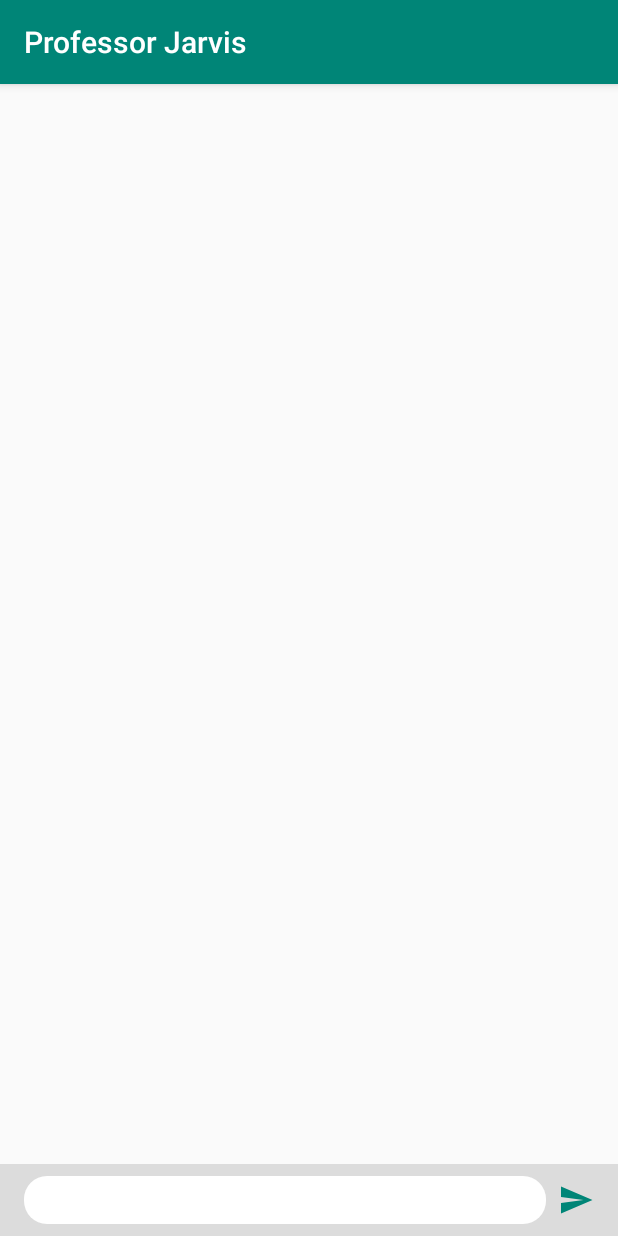
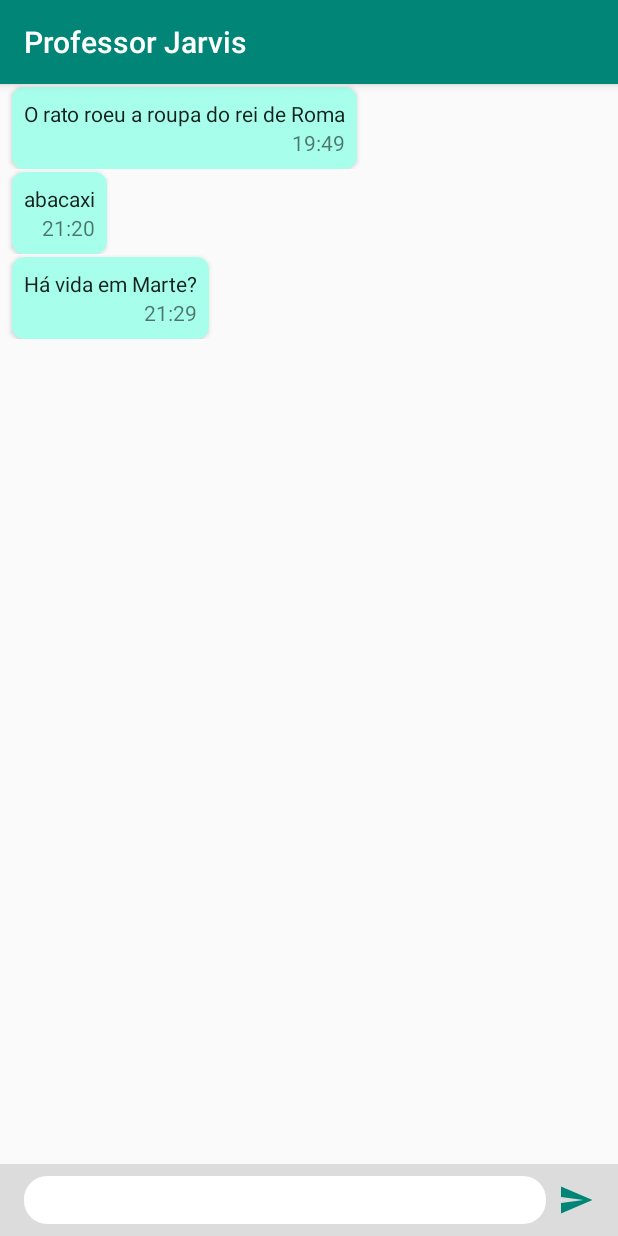
Before and after one commit to InfnApps/ProfJarvis, an Android app: the screen it shows after launch (MainActivity), on a phone screen of 412 x 824 dp. Run offline under Robolectric (Android 15) with nearby library versions, the phone set to English and light mode, and no system bars.

```diff
--- a/app/src/main/java/br/edu/infnet/professorjarvis/chat/ChatFragment.kt
+++ b/app/src/main/java/br/edu/infnet/professorjarvis/chat/ChatFragment.kt
@@ -6,8 +6,11 @@ import androidx.fragment.app.Fragment
 import android.view.LayoutInflater
 import android.view.View
 import android.view.ViewGroup
+import androidx.recyclerview.widget.LinearLayoutManager
 
 import br.edu.infnet.professorjarvis.R
+import br.edu.infnet.professorjarvis.chat.model.ChatMessage
+import kotlinx.android.synthetic.main.fragment_chat.*
 
 // TODO: Rename parameter arguments, choose names that match
 // the fragment initialization parameters, e.g. ARG_ITEM_NUMBER
@@ -28,5 +31,20 @@ class ChatFragment : Fragment() {
         return inflater.inflate(R.layout.fragment_chat, container, false)
     }
 
+    override fun onViewCreated(view: View, savedInstanceState: Bundle?) {
+        super.onViewCreated(view, savedInstanceState)
+        setUpRecyclerView()
+    }
+
+    private fun setUpRecyclerView(){
+        val mockMessages = mutableListOf<ChatMessage>(
+            ChatMessage("O rato roeu a roupa do rei de Roma", "19:49"),
+            ChatMessage("abacaxi", "21:20", true),
+            ChatMessage("Há vida em Marte?", "21:29")
+        )
+        chat_list.adapter = MessageAdapter(mockMessages)
+        chat_list.layoutManager = LinearLayoutManager(context)
+    }
+
 
 }
--- /dev/null
+++ b/app/src/main/java/br/edu/infnet/professorjarvis/chat/MessageAdapter.kt
@@ -0,0 +1,43 @@
+package br.edu.infnet.professorjarvis.chat
+
+import android.view.LayoutInflater
+import android.view.View
+import android.view.ViewGroup
+import android.widget.TextView
+import androidx.cardview.widget.CardView
+import androidx.recyclerview.widget.RecyclerView
+import br.edu.infnet.professorjarvis.R
+import br.edu.infnet.professorjarvis.chat.model.ChatMessage
+import kotlinx.android.synthetic.main.message_card.view.*
+
+class MessageAdapter(val items:MutableList<ChatMessage> = mutableListOf())
+    : RecyclerView.Adapter<RecyclerView.ViewHolder>() {
+
+
+
+    override fun getItemCount() = items.size
+
+    override fun onCreateViewHolder(parent: ViewGroup, viewType: Int): RecyclerView.ViewHolder {
+        val itemView = LayoutInflater
+                            .from(parent.context)
+                            .inflate(R.layout.message_card, parent, false)
+        return MessageViewHolder(itemView)
+    }
+
+    override fun onBindViewHolder(holder: RecyclerView.ViewHolder, position: Int) {
+        val message = items[position]
+        if (holder is MessageViewHolder){
+            holder.bodyTextView.text = message.text
+            holder.momentTextView.text = message.moment
+            if (message.fromUser){
+                //holder.card.layoutParams.
+            }
+        }
+    }
+
+    class MessageViewHolder(itemView: View): RecyclerView.ViewHolder(itemView){
+        val bodyTextView: TextView = itemView.findViewById(R.id.message_textview)
+        val momentTextView: TextView = itemView.findViewById(R.id.moment_textview)
+        val card: CardView = itemView.findViewById(R.id.root_card)
+    }
+}
--- /dev/null
+++ b/app/src/main/java/br/edu/infnet/professorjarvis/chat/model/ChatMessage.kt
@@ -0,0 +1,5 @@
+package br.edu.infnet.professorjarvis.chat.model
+
+class ChatMessage(val text: String,
+                  val moment: String,
+                  val fromUser: Boolean = false)
--- a/app/src/main/res/layout/message_card.xml
+++ b/app/src/main/res/layout/message_card.xml
@@ -1,9 +1,16 @@
 <?xml version="1.0" encoding="utf-8"?>
-<androidx.cardview.widget.CardView xmlns:android="http://schemas.android.com/apk/res/android"
+<FrameLayout
+android:layout_width="match_parent"
+android:layout_height="wrap_content"
+xmlns:android="http://schemas.android.com/apk/res/android"
 xmlns:app="http://schemas.android.com/apk/res-auto"
-                                   xmlns:tools="http://schemas.android.com/tools" android:layout_width="wrap_content"
+xmlns:tools="http://schemas.android.com/tools">
+    <androidx.cardview.widget.CardView android:layout_width="wrap_content"
                                        android:layout_height="wrap_content" app:cardCornerRadius="8dp"
-                                   app:cardBackgroundColor="#A7FFEB" android:background="#A7FFEB">
+                                       app:cardBackgroundColor="#A7FFEB" android:background="#A7FFEB"
+                                       android:layout_marginTop="2dp"
+                                       android:layout_marginLeft="8dp"
+                                       android:layout_marginRight="8dp" android:id="@+id/root_card">
 
         <androidx.constraintlayout.widget.ConstraintLayout
                 android:layout_width="match_parent"
@@ -24,9 +31,13 @@
                     android:layout_width="wrap_content"
                     android:layout_height="wrap_content"
                     android:id="@+id/moment_textview"
-                app:layout_constraintTop_toBottomOf="@+id/message_textview" app:layout_constraintEnd_toEndOf="parent"
+                    app:layout_constraintTop_toBottomOf="@+id/message_textview"
+                    app:layout_constraintEnd_toEndOf="parent"
                     android:layout_marginEnd="8dp" android:layout_marginRight="8dp"
                     android:textAppearance="@style/TextAppearance.AppCompat.Small" android:layout_marginBottom="8dp"
                     app:layout_constraintBottom_toBottomOf="parent"/>
         </androidx.constraintlayout.widget.ConstraintLayout>
+
     </androidx.cardview.widget.CardView>
+
+</FrameLayout>
```
Lines whose indentation alone changed are shown as unchanged.
